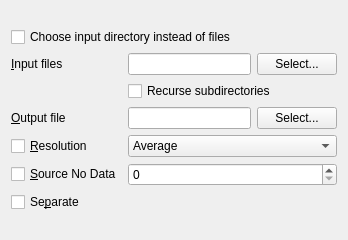
Before: the Qt Designer form qgis/python/plugins/GdalTools/tools/widgetBuildVRT.ui in sourcepole/qgis, drawn with Qt 5.
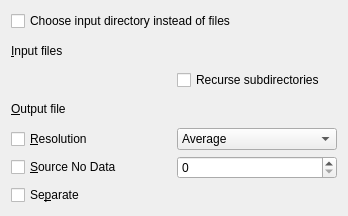
After: the same form once the commit is applied. Custom widgets are drawn as their Qt base class.

Commit message: avoid changes of the input layer when layers in canvas changed

```diff
--- a/qgis/python/plugins/GdalTools/tools/widgetBuildVRT.ui
+++ b/qgis/python/plugins/GdalTools/tools/widgetBuildVRT.ui
@@ -7,7 +7,7 @@
     <x>0</x>
     <y>0</y>
     <width>348</width>
-    <height>240</height>
+    <height>216</height>
    </rect>
   </property>
   <property name="sizePolicy">
@@ -38,31 +38,10 @@
         <string>&amp;Input files</string>
        </property>
        <property name="buddy">
-        <cstring>selectInputFilesButton</cstring>
+        <cstring>inSelector</cstring>
        </property>
       </widget>
      </item>
-     <item row="1" column="1">
-      <layout class="QHBoxLayout" name="horizontalLayout_3">
-       <item>
-        <widget class="QLineEdit" name="inputFilesEdit">
-         <property name="minimumSize">
-          <size>
-           <width>100</width>
-           <height>0</height>
-          </size>
-         </property>
-        </widget>
-       </item>
-       <item>
-        <widget class="QPushButton" name="selectInputFilesButton">
-         <property name="text">
-          <string>Select...</string>
-         </property>
-        </widget>
-       </item>
-      </layout>
-     </item>
      <item row="2" column="1">
       <widget class="QCheckBox" name="recurseCheck">
        <property name="text">
@@ -76,31 +55,10 @@
         <string>&amp;Output file</string>
        </property>
        <property name="buddy">
-        <cstring>selectOutputFileButton</cstring>
+        <cstring>outSelector</cstring>
        </property>
       </widget>
      </item>
-     <item row="3" column="1">
-      <layout class="QHBoxLayout" name="horizontalLayout_2">
-       <item>
-        <widget class="QLineEdit" name="outputFileEdit">
-         <property name="minimumSize">
-          <size>
-           <width>100</width>
-           <height>0</height>
-          </size>
-         </property>
-        </widget>
-       </item>
-       <item>
-        <widget class="QPushButton" name="selectOutputFileButton">
-         <property name="text">
-          <string>Select...</string>
-         </property>
-        </widget>
-       </item>
-      </layout>
-     </item>
      <item row="4" column="0">
       <widget class="QCheckBox" name="resolutionCheck">
        <property name="text">
@@ -157,10 +115,24 @@
        </property>
       </widget>
      </item>
+     <item row="1" column="1">
+      <widget class="GdalToolsInOutSelector" name="inSelector" native="true"/>
+     </item>
+     <item row="3" column="1">
+      <widget class="GdalToolsInOutSelector" name="outSelector" native="true"/>
+     </item>
     </layout>
    </item>
   </layout>
  </widget>
+ <customwidgets>
+  <customwidget>
+   <class>GdalToolsInOutSelector</class>
+   <extends>QWidget</extends>
+   <header>inOutSelector</header>
+   <container>1</container>
+  </customwidget>
+ </customwidgets>
  <resources/>
  <connections/>
 </ui>
```
The commit also changes 41 other files.
